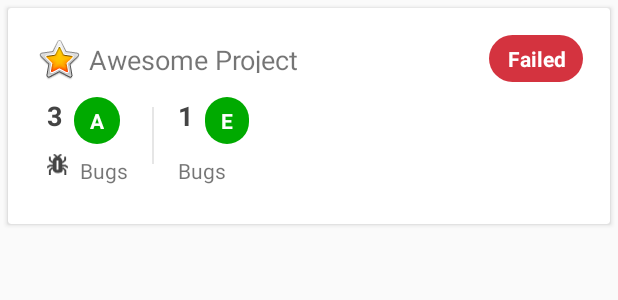
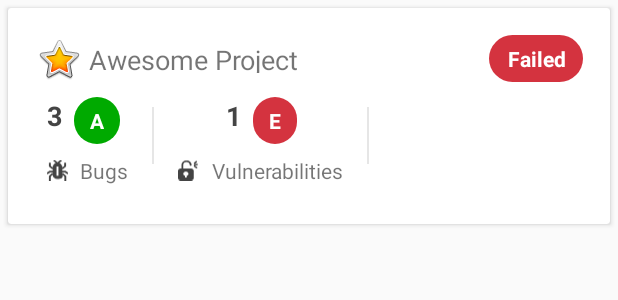
Before and after one commit to henryju/shipit2018-sonarcloud-android, an Android app: the layout activity_projects_page.xml on its own in the app's theme, with its tools: preview values and no code run, on a phone screen of 412 x 824 dp. Shown: the top 300 px of the screen. Run offline under Robolectric (Android 15) with nearby library versions, the phone set to English and light mode, and no system bars; network calls fail.

Commit message:
Add Vulnerabilities metrics

```diff
--- /dev/null
+++ b/app/src/main/res/drawable/ic_vulnerability_icon.xml
@@ -0,0 +1,9 @@
+<vector android:height="24dp" android:viewportHeight="14"
+    android:viewportWidth="12" android:width="24dp" xmlns:android="http://schemas.android.com/apk/res/android">
+    <path android:fillColor="#444444" android:pathData="M7.5,14h-6C0.7,14 0,13.3 0,12.5v-5C0,6.7 0.7,6 1.5,6h6C8.3,6 9,6.7 9,7.5v5C9,13.3 8.3,14 7.5,14zM1.5,7C1.2,7 1,7.2 1,7.5v5C1,12.8 1.2,13 1.5,13h6C7.8,13 8,12.8 8,12.5v-5C8,7.2 7.8,7 7.5,7H1.5z"/>
+    <path android:fillColor="#444444" android:pathData="M2.5,7C2.2,7 2,6.8 2,6.5V3.6c0,-1.6 1.3,-2.9 2.9,-2.9c1.6,0 2.9,1.3 2.9,2.9c0,0.3 -0.2,0.5 -0.5,0.5S6.7,3.9 6.7,3.6c0,-1 -0.8,-1.9 -1.9,-1.9S3,2.6 3,3.6v2.9C3,6.8 2.8,7 2.5,7z"/>
+    <path android:fillColor="#444444" android:pathData="M7.5,6.5h-6c-0.5,0 -1,0.5 -1,1v5c0,0.5 0.5,1 1,1h6c0.5,0 1,-0.5 1,-1v-5C8.5,7 8,6.5 7.5,6.5zM5,10.9V12H4v-1.1c-0.6,-0.2 -1,-0.8 -1,-1.4C3,8.7 3.7,8 4.5,8S6,8.7 6,9.5C6,10.2 5.6,10.7 5,10.9z"/>
+    <path android:fillColor="#444444" android:pathData="M9.5,3C9.4,3 9.2,3 9.1,2.9C9,2.7 9,2.3 9.1,2.1l1,-1c0.2,-0.2 0.5,-0.2 0.7,0s0.2,0.5 0,0.7l-1,1C9.8,3 9.6,3 9.5,3z"/>
+    <path android:fillColor="#444444" android:pathData="M9.5,4C9.2,4 9,3.8 9,3.5C9,3.3 9.2,3 9.5,3l1.4,-0.1c0.3,0 0.5,0.2 0.5,0.5c0,0.3 -0.2,0.5 -0.5,0.5L9.5,4C9.5,4 9.5,4 9.5,4z"/>
+    <path android:fillColor="#444444" android:pathData="M10.6,5.9c-0.1,0 -0.2,0 -0.3,-0.1L9.2,4.9C9,4.7 8.9,4.4 9.1,4.2C9.3,4 9.6,3.9 9.8,4.1L10.9,5c0.2,0.2 0.3,0.5 0.1,0.7C10.9,5.8 10.8,5.9 10.6,5.9z"/>
+</vector>
--- a/app/src/main/res/layout/activity_projects_page.xml
+++ b/app/src/main/res/layout/activity_projects_page.xml
@@ -109,7 +109,7 @@
                     android:layout_width="14dp"
                     android:layout_height="wrap_content"
                     android:layout_marginStart="16dp"
-                    android:layout_marginTop="8dp"
+                    android:layout_marginTop="12dp"
                     android:src="@drawable/ic_bug_icon"
                     app:layout_constraintStart_toStartOf="parent"
                     app:layout_constraintTop_toBottomOf="@+id/BugsNumber" />
@@ -140,7 +140,7 @@
                     android:layout_height="wrap_content"
                     android:layout_marginStart="8dp"
                     android:layout_marginTop="8dp"
-                    android:background="@drawable/chip_rating_badge_a"
+                    android:background="@drawable/chip_rating_badge_e"
                     android:text="E"
                     android:textColor="@android:color/white"
                     android:textStyle="bold"
@@ -151,6 +151,7 @@
                     android:id="@+id/VulnNumber"
                     android:layout_width="wrap_content"
                     android:layout_height="wrap_content"
+                    android:layout_marginStart="32dp"
                     android:layout_marginTop="16dp"
                     android:text="1"
                     android:textColor="#444444"
@@ -163,15 +164,35 @@
                     android:id="@+id/VulnTitle"
                     android:layout_width="wrap_content"
                     android:layout_height="wrap_content"
+                    android:layout_marginStart="8dp"
                     android:layout_marginTop="8dp"
-                    android:text="Bugs"
+                    android:text="Vulnerabilities"
                     android:textAlignment="center"
                     app:layout_constraintBottom_toBottomOf="parent"
-                    app:layout_constraintStart_toStartOf="parent"
+                    app:layout_constraintStart_toEndOf="@+id/imageView"
                     app:layout_constraintTop_toBottomOf="@+id/SecurityRating"
                     app:layout_constraintVertical_bias="0.0" />
 
+                <ImageView
+                    android:id="@+id/imageView"
+                    android:layout_width="14dp"
+                    android:layout_height="wrap_content"
+                    android:layout_marginTop="12dp"
+                    app:layout_constraintStart_toStartOf="parent"
+                    app:layout_constraintTop_toBottomOf="@+id/VulnNumber"
+                    app:srcCompat="@drawable/ic_vulnerability_icon" />
+
             </android.support.constraint.ConstraintLayout>
+
+            <View
+                android:id="@+id/separatorLine"
+                android:layout_width="1dp"
+                android:layout_height="38dp"
+                android:layout_marginStart="16dp"
+                android:layout_marginTop="56dp"
+                android:background="#e6e6e6"
+                app:layout_constraintStart_toEndOf="@+id/SecurityMetrics"
+                app:layout_constraintTop_toTopOf="parent" />
 
         </android.support.constraint.ConstraintLayout>
 
```
